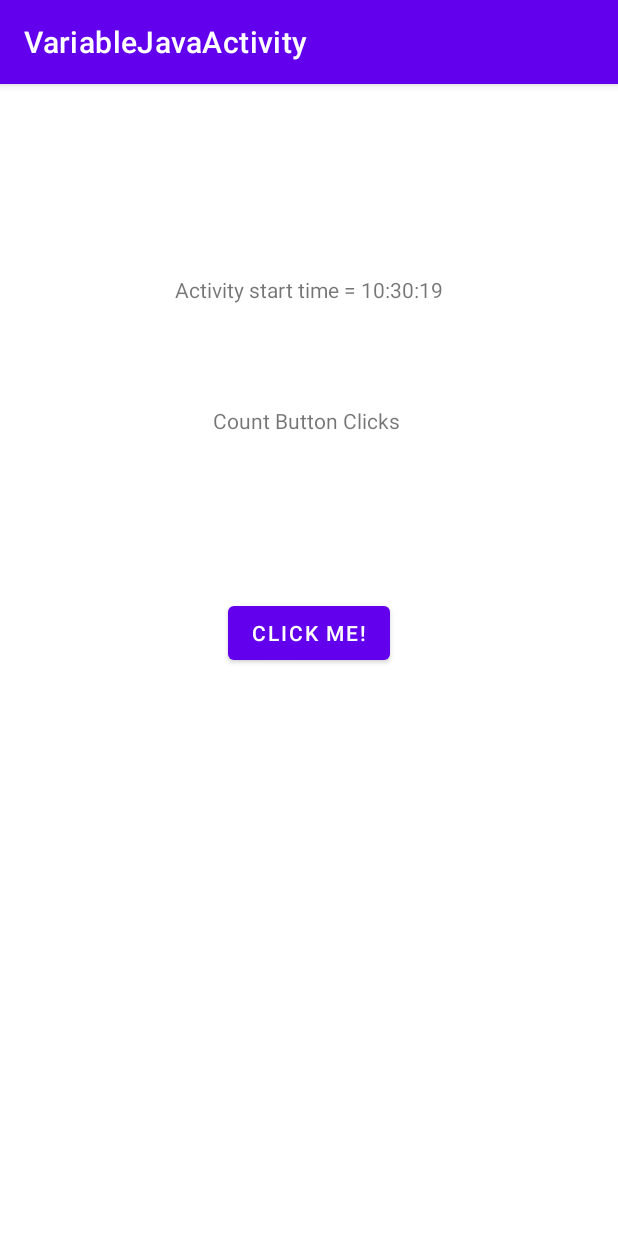
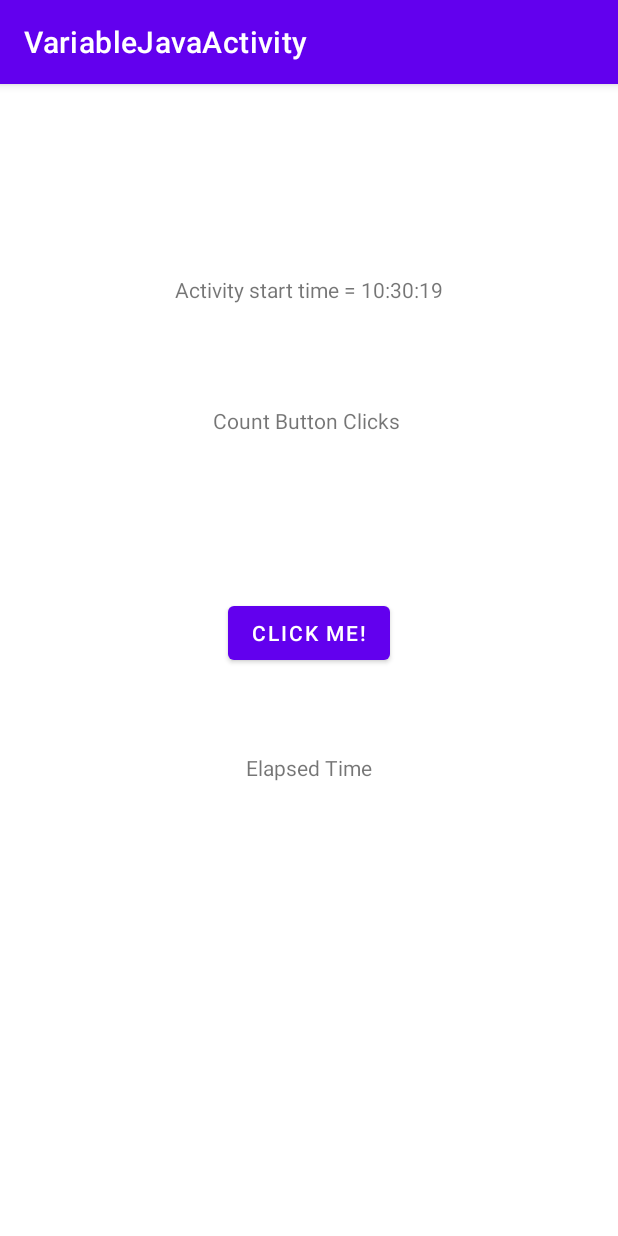
Before and after one commit to parkseungjun12/HelloKotlin428, an Android app: the VariableJavaActivity screen opened directly, with no data from a screen before it, on a phone screen of 412 x 824 dp. Run offline under Robolectric (Android 15) with nearby library versions, the phone set to English and light mode, and no system bars.

Commit message:
Time elapsed

```diff
--- a/app/src/main/java/com/example/hellokotlin428/VariableJavaActivity.java
+++ b/app/src/main/java/com/example/hellokotlin428/VariableJavaActivity.java
@@ -12,9 +12,10 @@ import java.util.Locale;
 
 public class VariableJavaActivity extends AppCompatActivity {
     int clickCount;
-    TextView txtActivityStartTime, txtCountBtnClicks;
+    TextView txtActivityStartTime, txtCountBtnClicks, txtElapsedTime;
     Button btnClickMe;
     final long startTime = System.currentTimeMillis();
+    long elapsedSeconds;
 
     @Override
     protected void onCreate(Bundle savedInstanceState) {
@@ -24,6 +25,7 @@ public class VariableJavaActivity extends AppCompatActivity {
         txtActivityStartTime = findViewById(R.id.txtActivityStartTime);
         txtCountBtnClicks = findViewById(R.id.txtCountBtnClicks);
         btnClickMe = findViewById(R.id.btnClickMe);
+        txtElapsedTime = findViewById(R.id.txtElapsedTime);
 
         clickCount = 0;
         //startTime = System.currentTimeMillis();
@@ -33,6 +35,8 @@ public class VariableJavaActivity extends AppCompatActivity {
             public void onClick(View v) {
                 clickCount++;
                 txtCountBtnClicks.setText("Button clicks = " + clickCount);
+                elapsedSeconds = (long) ((System.currentTimeMillis() - startTime) / 1000.0);
+                txtElapsedTime.setText(elapsedSeconds + "seconds elapsed");
             }
         });
         String sTimeStamp = new SimpleDateFormat("HH:mm:ss", Locale.KOREA).format(startTime);
--- a/app/src/main/java/com/example/hellokotlin428/VariableKotlinActivity.kt
+++ b/app/src/main/java/com/example/hellokotlin428/VariableKotlinActivity.kt
@@ -15,6 +15,7 @@ class VariableKotlinActivity : AppCompatActivity() {
         val txtActivityStartTime = findViewById<TextView>(R.id.txtActivityStartTime)
         val txtCountBtnClicks = findViewById<TextView>(R.id.txtCountBtnClicks)
         val btnClickMe = findViewById<Button>(R.id.btnClickMe)
+        val txtElapsedTime = findViewById<TextView>(R.id.txtElapsedTime)
 
         var clickCount = 0
         val startTime = System.currentTimeMillis()
@@ -24,6 +25,8 @@ class VariableKotlinActivity : AppCompatActivity() {
         btnClickMe.setOnClickListener {
             clickCount++
             txtCountBtnClicks.text = "Button clicks = ${clickCount}"
+            var elapsedSeconds : Long = ((System.currentTimeMillis() - startTime)/1000.0).toLong()
+            txtElapsedTime.text = "${elapsedSeconds} seconds elapsed"
 
         }
     }
--- a/app/src/main/res/layout/layout_variable.xml
+++ b/app/src/main/res/layout/layout_variable.xml
@@ -35,4 +35,14 @@
         app:layout_constraintEnd_toEndOf="parent"
         app:layout_constraintStart_toStartOf="parent"
         app:layout_constraintTop_toBottomOf="@+id/txtCountBtnClicks" />
+
+    <TextView
+        android:id="@+id/txtElapsedTime"
+        android:layout_width="wrap_content"
+        android:layout_height="wrap_content"
+        android:layout_marginTop="56dp"
+        android:text="Elapsed Time"
+        app:layout_constraintEnd_toEndOf="parent"
+        app:layout_constraintStart_toStartOf="parent"
+        app:layout_constraintTop_toBottomOf="@+id/btnClickMe" />
 </androidx.constraintlayout.widget.ConstraintLayout>
```
